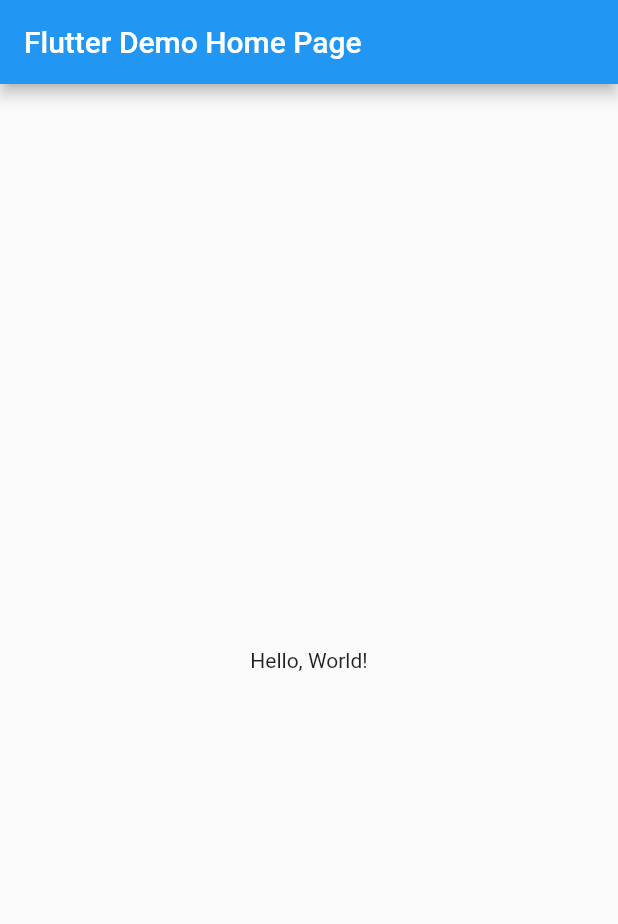
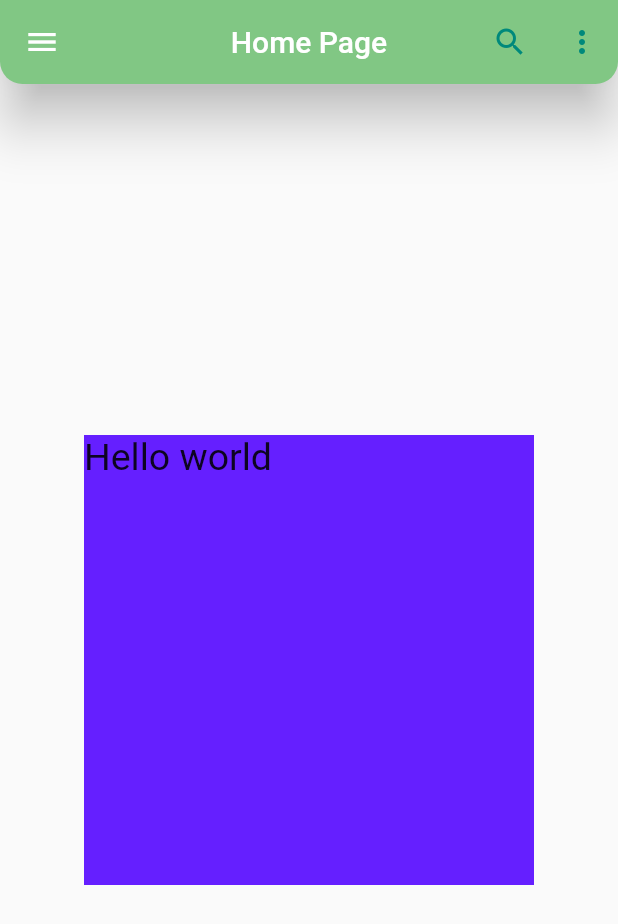
Before and after one commit to ChristyAlex2147215/flutr-AppBar-widget, a Flutter app: the screen it shows after launch, on a phone screen of 412 x 824 dp. Shown: the top 924 px of the screen. Run offline on Flutter 3.47's test engine with Material 2 defaults, Android fonts, the phone set to English and light mode, and no system bars.

Commit message:
added container page with Appbar for modularity

```diff
--- a/lib/main.dart
+++ b/lib/main.dart
@@ -1,42 +1,21 @@
-import 'package:flutter/material.dart';
+import "package:flutter/material.dart";
+import "./widgets/container.dart";
 
-void main() => runApp(MyApp());
+//main function where the app is called to execute
+void main() {
+  runApp(const MyApp());
+}
 
+// class to defined the screens and widgets
 class MyApp extends StatelessWidget {
-  const MyApp({super.key});
-  // This widget is the root of your application.
+  const MyApp({Key? key}) : super(key: key);
+
   @override
   Widget build(BuildContext context) {
     return MaterialApp(
-      // Application name
-      title: 'Flutter Hello World',
-      // Application theme data, you can set the colors for the application as
-      // you want
-      theme: ThemeData(
-        primarySwatch: Colors.blue,
-      ),
-      // A widget which will be started on application startup
-      home: MyHomePage(title: 'Flutter Demo Home Page'),
-    );
+        title: "Demo App",
+        // home page for route "/"
+        // scaffold gives white screen
+        home: CustomAppBar());
   }
 }
-
-class MyHomePage extends StatelessWidget {
-  final String title;
-  const MyHomePage({super.key, required this.title});
-
-  @override
-  Widget build(BuildContext context) {
-    return Scaffold(
-      appBar: AppBar(
-        // The title text which will be shown on the action bar
-        title: Text(title),
-      ),
-      body: Center(
-        child: Text(
-          'Hello, World!',
-        ),
-      ),
-    );
-  }
-}
--- /dev/null
+++ b/lib/widgets/container.dart
@@ -0,0 +1,47 @@
+import 'package:flutter/material.dart';
+
+class CustomAppBar extends StatelessWidget {
+  const CustomAppBar({Key? key}) : super(key: key);
+
+  @override
+  Widget build(BuildContext context) {
+    return Scaffold(
+      appBar: AppBar(
+        title: const Text("Home Page"),
+        centerTitle: true,
+        backgroundColor: Colors.green[300],
+        leading: IconButton(
+          onPressed: () {},
+          icon: const Icon(Icons.menu),
+        ),
+        actions: [
+          IconButton(
+            onPressed: () {},
+            icon: const Icon(Icons.search),
+            color: Colors.teal[600],
+          ),
+          IconButton(
+            onPressed: () {},
+            color: Colors.teal[600],
+            icon: const Icon(Icons.more_vert),
+          ),
+        ],
+        shape: const RoundedRectangleBorder(
+          borderRadius: BorderRadius.vertical(bottom: Radius.circular(15)),
+        ),
+        elevation: 15,
+      ),
+      body: Center(
+        child: Container(
+          color: Colors.deepPurpleAccent[400],
+          width: 300,
+          height: 300,
+          child: Text(
+            "Hello world",
+            style: TextStyle(fontSize: 25),
+          ),
+        ),
+      ),
+    );
+  }
+}
```
